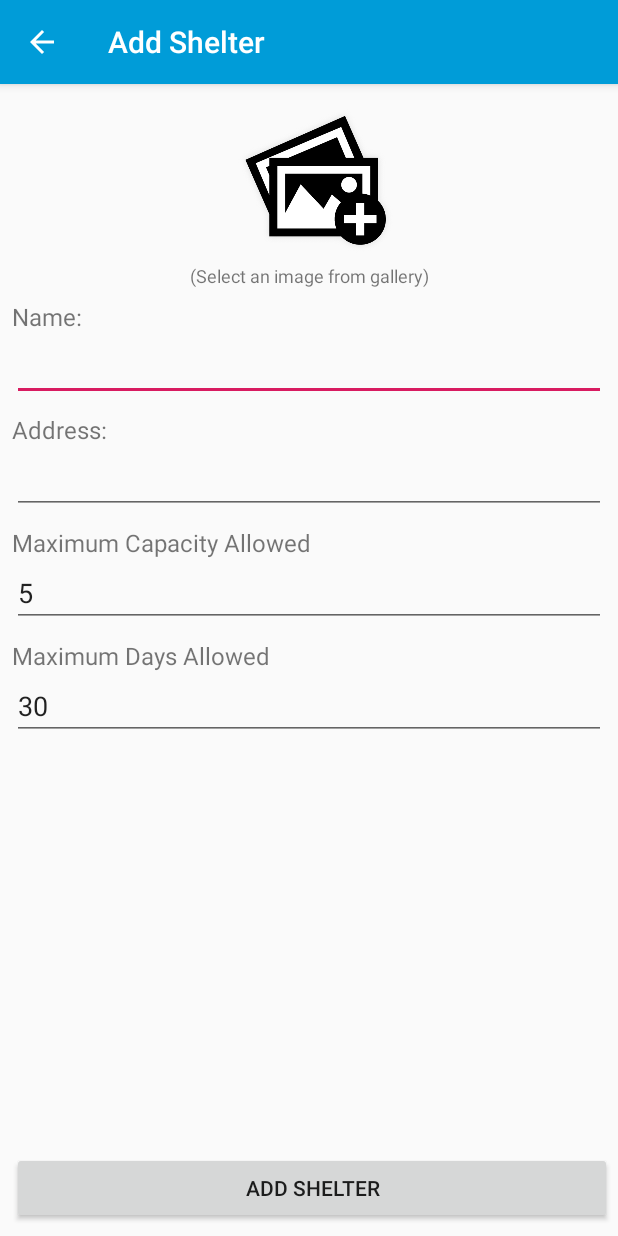
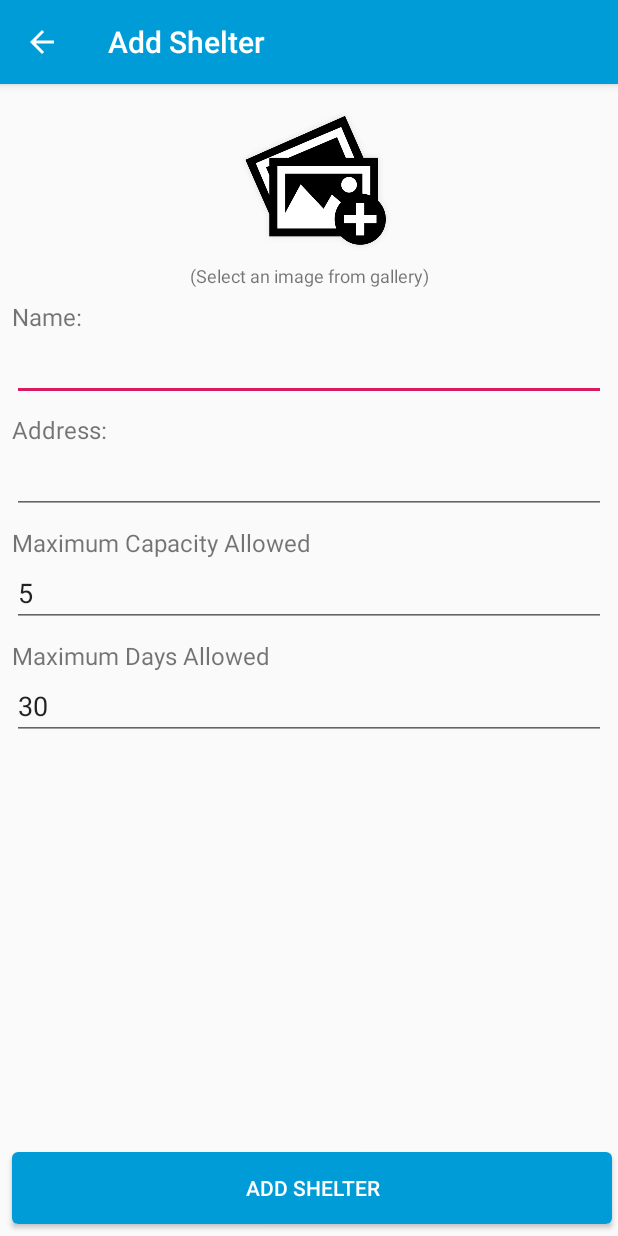
Before and after one commit to darknblack/project115, an Android app: the AddShelter screen opened directly, with no data from a screen before it, on a phone screen of 412 x 824 dp. Run offline under Robolectric (Android 15) with nearby library versions, the phone set to English and light mode, and no system bars; our stand-ins replace Firebase (no records; nobody signed in at launch, a user with empty details on screens opened directly).

Commit message:
add style to add shelter

```diff
--- a/app/src/main/res/layout/activity_add_shelter.xml
+++ b/app/src/main/res/layout/activity_add_shelter.xml
@@ -12,12 +12,12 @@
         android:layout_height="wrap_content"
         android:layout_marginBottom="8dp"
         android:layout_marginEnd="4dp"
-        android:layout_marginLeft="8dp"
-        android:layout_marginRight="4dp"
         android:layout_marginStart="8dp"
         android:layout_marginTop="456dp"
+        android:background="@drawable/btn_radius"
         android:onClick="addRecord"
         android:text="Add Shelter"
+        android:textColor="#fff"
         app:layout_constraintBottom_toBottomOf="parent"
         app:layout_constraintEnd_toEndOf="parent"
         app:layout_constraintHorizontal_bias="0.0"
```
